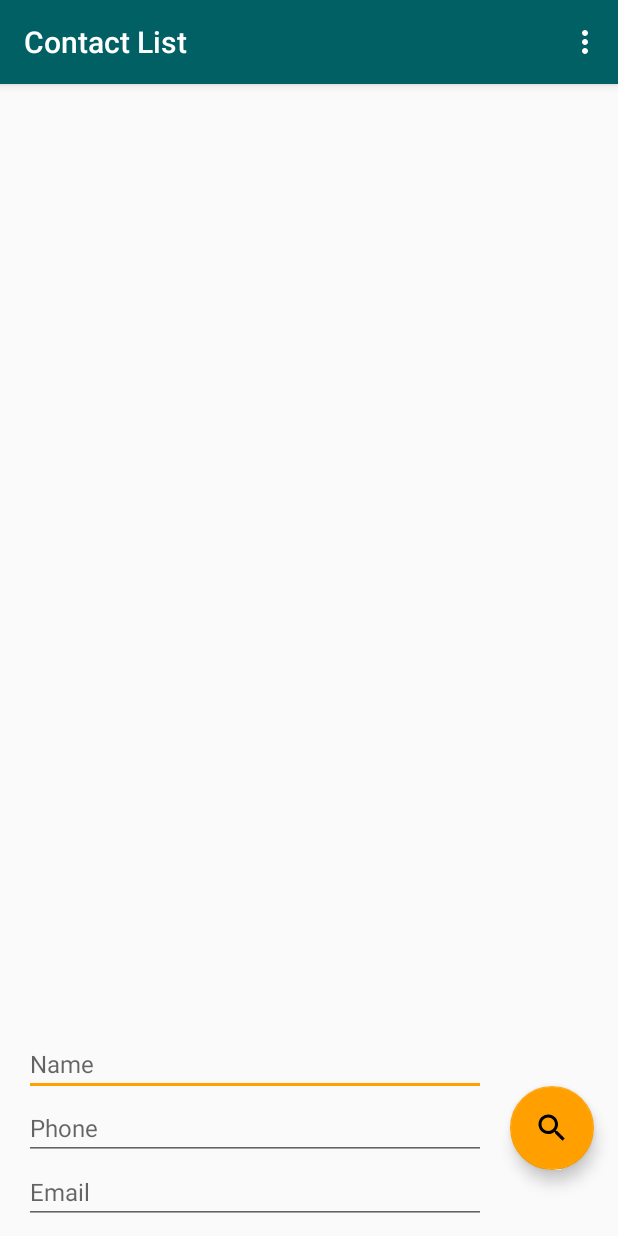
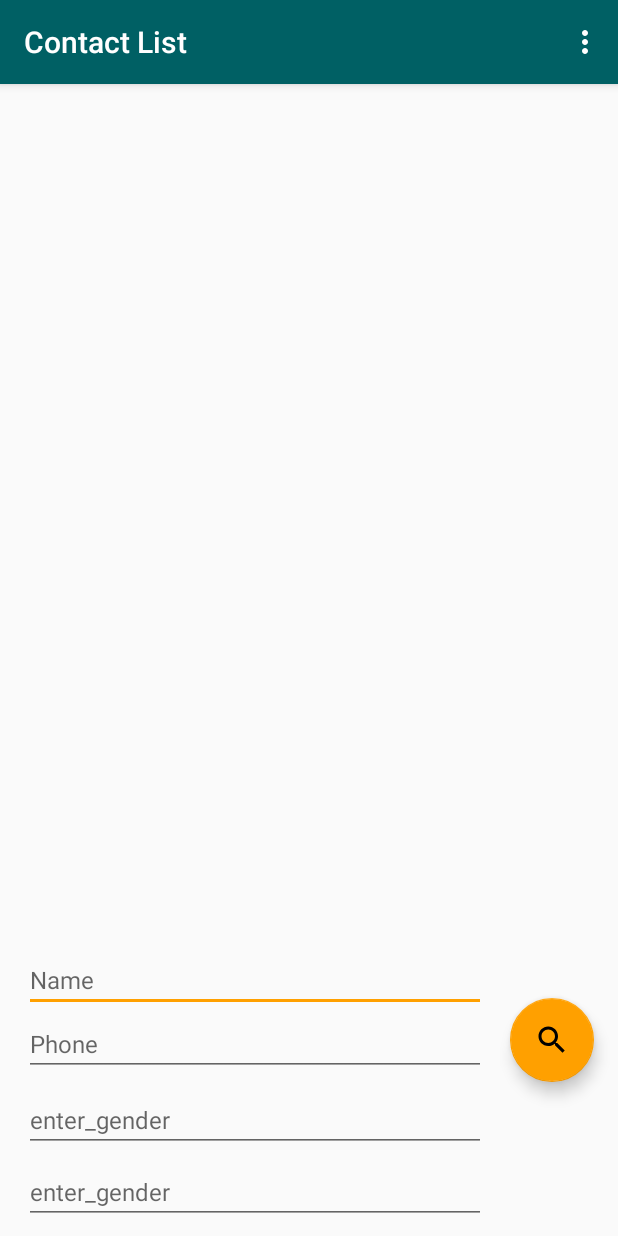
Before and after one commit to SeetaramNaik/ContactList, an Android app: the screen it shows after launch (MainActivity), after a tap on an icon or button, on a phone screen of 412 x 824 dp. Run offline under Robolectric (Android 15) with nearby library versions, the phone set to English and light mode, and no system bars; our stand-ins replace Room's generated code; 5 statements that could not run were skipped.

```diff
--- a/app/src/main/java/com/portfolio/contactlist/MainFragment.java
+++ b/app/src/main/java/com/portfolio/contactlist/MainFragment.java
@@ -22,6 +22,7 @@ public class MainFragment extends Fragment
     private EditText contactName;
     private EditText contactPhone;
     private EditText contactEmail;
+    private EditText contactGender;
     private FloatingActionButton fab;
 
     //CONSTRUCTOR
@@ -34,6 +35,7 @@ public class MainFragment extends Fragment
         return inflater.inflate(R.layout.main_fragment, container, false);
     }
 
+
     @Override
     public void onActivityCreated(@Nullable Bundle savedInstanceState)
     {
@@ -42,7 +44,10 @@ public class MainFragment extends Fragment
 
         contactName = (EditText)getView().findViewById(R.id.contact_name);
         contactPhone = (EditText)getView().findViewById(R.id.contact_phone);
-        contactEmail = (EditText)getView().findViewById(R.id.contact_email);
+        contactEmail = (EditText)getView().findViewById(R.id.contact_gender);
+
+        contactGender = (EditText) getView().findViewById(R.id.contact_gender);
+
         recyclerSetup();
         observerSetup();
 
@@ -54,6 +59,8 @@ public class MainFragment extends Fragment
                 String name = contactName.getText().toString();
                 String phone = contactPhone.getText().toString();
                 String email = contactEmail.getText().toString();
+
+                String gender = contactGender.getText().toString();
 
                 if (!name.equals("")) { mViewModel.findName(name); }
                 else if (!phone.equals("")) { mViewModel.findPhone(phone); }
@@ -70,6 +77,7 @@ public class MainFragment extends Fragment
         contactName.setText("");
         contactPhone.setText("");
         contactEmail.setText("");
+        contactGender.setText("");
         contactName.requestFocus();
     }
 
--- a/app/src/main/res/layout/card_layout.xml
+++ b/app/src/main/res/layout/card_layout.xml
@@ -68,6 +68,22 @@
             app:layout_constraintStart_toStartOf="parent"
             app:layout_constraintTop_toBottomOf="@+id/phone_view" />
 
+        <TextView
+            android:id="@+id/gender_view"
+            android:layout_width="0dp"
+            android:layout_height="wrap_content"
+            android:layout_marginStart="8dp"
+            android:layout_marginTop="8dp"
+            android:layout_marginEnd="8dp"
+            android:layout_marginBottom="1dp"
+            android:text="@string/email_text"
+            app:layout_constraintBottom_toBottomOf="parent"
+            app:layout_constraintEnd_toStartOf="@+id/email_view"
+            app:layout_constraintStart_toStartOf="parent"
+            app:layout_constraintTop_toBottomOf="parent" />
+
+
+
     </android.support.constraint.ConstraintLayout>
 
 </android.support.v7.widget.CardView>
--- a/app/src/main/res/layout/main_fragment.xml
+++ b/app/src/main/res/layout/main_fragment.xml
@@ -28,6 +28,7 @@
         android:layout_height="wrap_content"
         android:layout_marginStart="16dp"
         android:layout_marginEnd="16dp"
+        android:layout_marginBottom="56dp"
         android:ems="10"
         android:hint="@string/enter_phone"
         android:importantForAutofill="no"
@@ -35,6 +36,7 @@
         android:textSize="16sp"
         app:layout_constraintBottom_toTopOf="@+id/contact_email"
         app:layout_constraintEnd_toStartOf="@+id/searchButton"
+        app:layout_constraintHorizontal_bias="0.0"
         app:layout_constraintStart_toStartOf="parent" />
 
     <EditText
@@ -45,23 +47,42 @@
         android:layout_marginEnd="16dp"
         android:layout_marginBottom="8dp"
         android:ems="10"
-        android:hint="@string/enter_email"
+        android:hint="enter_gender"
         android:importantForAutofill="no"
-        android:inputType="textEmailAddress"
+        android:inputType="textPersonName"
         android:textSize="16sp"
         app:layout_constraintBottom_toBottomOf="parent"
         app:layout_constraintEnd_toStartOf="@+id/searchButton"
+        app:layout_constraintStart_toStartOf="parent" />
+
+    <EditText
+        android:id="@+id/contact_gender"
+        android:layout_width="0dp"
+        android:layout_height="wrap_content"
+        android:layout_marginStart="16dp"
+        android:layout_marginEnd="16dp"
+        android:layout_marginBottom="56dp"
+        android:ems="10"
+        android:hint="enter_gender"
+        android:importantForAutofill="no"
+        android:inputType="textPersonName"
+        android:textSize="16sp"
+        app:layout_constraintBottom_toBottomOf="parent"
+        app:layout_constraintEnd_toStartOf="@+id/searchButton"
+        app:layout_constraintHorizontal_bias="0.0"
         app:layout_constraintStart_toStartOf="parent" />
 
     <android.support.v7.widget.RecyclerView
         android:id="@+id/contact_recycler"
         android:layout_width="0dp"
         android:layout_height="0dp"
-        android:layout_marginBottom="8dp"
+        android:layout_marginBottom="70dp"
         app:layout_constraintBottom_toTopOf="@+id/contact_name"
         app:layout_constraintEnd_toEndOf="parent"
+        app:layout_constraintHorizontal_bias="0.0"
         app:layout_constraintStart_toStartOf="parent"
-        app:layout_constraintTop_toTopOf="parent" />
+        app:layout_constraintTop_toTopOf="parent"
+        app:layout_constraintVertical_bias="0.0" />
 
     <android.support.design.widget.FloatingActionButton
         android:id="@+id/searchButton"
```
